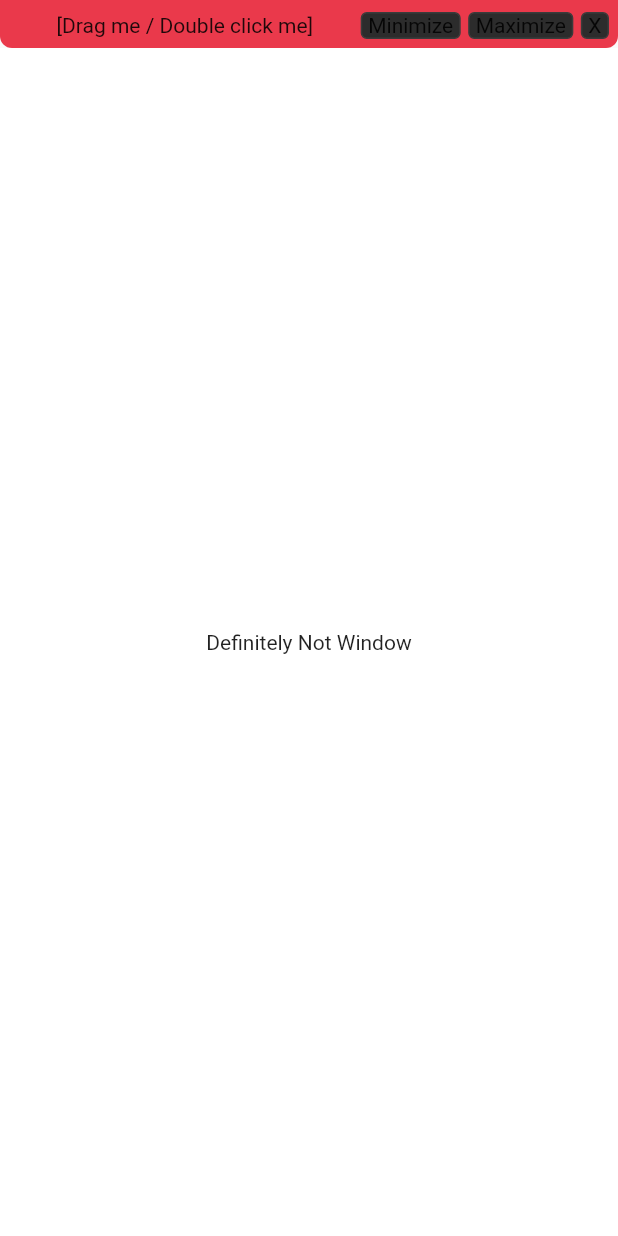
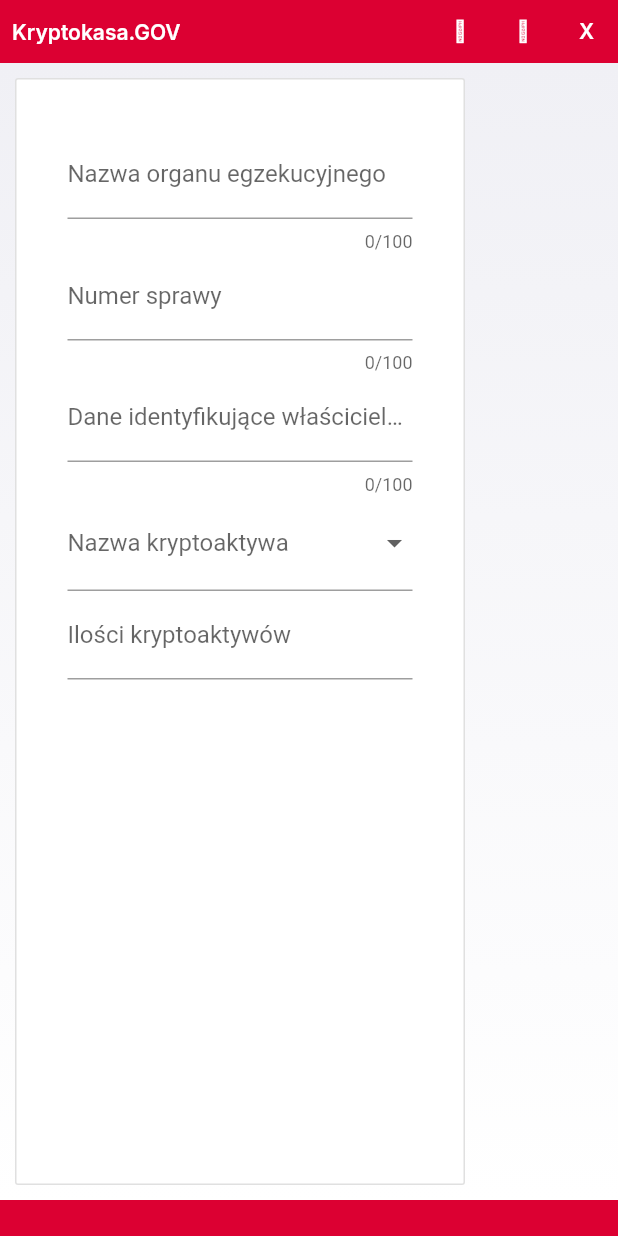
Before and after one commit to CleverLord/HackYeah2023, a Flutter app: the screen it shows after launch, on a phone screen of 412 x 824 dp. Run offline on Flutter 3.47's test engine with Material 2 defaults, Android fonts, the light colour scheme and no system bars; our stand-ins replace google_fonts; missing offline and left inert: definitely_not_window.

Commit message:
google fonts and main updated

```diff
--- a/kryptokasa/lib/main.dart
+++ b/kryptokasa/lib/main.dart
@@ -1,5 +1,6 @@
 import 'package:definitely_not_window/definitely_not_window.dart';
 import 'package:flutter/material.dart';
+import 'package:google_fonts/google_fonts.dart';
 
 void main() {
   //ensure windowo initialised
@@ -39,58 +40,151 @@ class _MyHomePageState extends State<MyHomePage> {
     return Scaffold(
       body: Center(
         child: Column(
-          mainAxisAlignment: MainAxisAlignment.start,
           children: [
-            Container(
-              width: double.infinity,
-              height: 32,
+            const Headbar(),
+            Expanded(
+              child: Container(
                 decoration: const BoxDecoration(
-                color: Color.fromARGB(255, 234, 57, 75),
-//round bottom border to match top
-                borderRadius: BorderRadius.only(
-                  bottomLeft: Radius.circular(8),
-                  bottomRight: Radius.circular(8),
+                  gradient: LinearGradient(
+                    colors: [Color.fromARGB(255, 240, 240, 245), Color.fromARGB(255, 255, 255, 255)],
+                    begin: Alignment.topCenter,
+                    end: Alignment.bottomCenter,
+                  ),
+                ),
+                child: Stack(
+                  alignment: Alignment.centerLeft,
+                  children: [
+                    Positioned(
+                      top: 10.0,
+                      bottom: 10.0,
+                      left: 10.0,
+                      child: Container(
+                        padding: const EdgeInsets.all(10.0),
+                        width: 300, // Adjust the width as needed
+                        decoration: BoxDecoration(
+                          color: Colors.white,
+                          border: Border.all(
+                            color: Colors.black12,
+                            width: 1.0,
+                          ),
+                          borderRadius: const BorderRadius.all(
+                            Radius.circular(2.0),
                           ),
                         ),
                         child: Padding(
-                padding: const EdgeInsets.only(
-                  top: 8.0,
-                  left: 6.0,
-                  right: 6.0,
-                  bottom: 6.0,
+                          padding: const EdgeInsets.all(24.0),
+                          child: Column(
+                            children: [
+                              TextFormField(
+                                decoration: const InputDecoration(
+                                  labelText: 'Nazwa organu egzekucyjnego',
                                 ),
-                child: Row(
-                  children: [
-                    Expanded(
-                      child: GestureDetector(
-                        onPanStart: ((details) {
-                          window.drag();
-                        }),
-                        onDoubleTap: () {
-                          window.toggle();
+                                maxLength: 100, // limit znaków do 100
+                              ),
+                              TextFormField(
+                                decoration: const InputDecoration(
+                                  labelText: 'Numer sprawy',
+                                ),
+                                maxLength: 100,
+                              ),
+                              TextFormField(
+                                decoration: const InputDecoration(
+                                  labelText: 'Dane identyfikujące właściciela kryptoaktywa',
+                                ),
+                                maxLength: 100,
+                              ),
+                              DropdownButtonFormField(
+                                decoration: const InputDecoration(
+                                  labelText: 'Nazwa kryptoaktywa',
+                                ),
+                                items: const [
+                                  DropdownMenuItem(
+                                    value: 'Bitcoin',
+                                    child: Text('Bitcoin'),
+                                  ),
+                                  DropdownMenuItem(
+                                    value: 'Ethereum',
+                                    child: Text('Ethereum'),
+                                  ),
+                                  // dodaj inne opcje według potrzeb
+                                ],
+                                onChanged: (value) {
+                                  // zaktualizuj stan na wybraną wartość
                                 },
-                        child: const Center(
-                          child: Text(
-                            "[Drag me / Double click me]",
+                              ),
+                              TextFormField(
+                                decoration: const InputDecoration(
+                                  labelText: 'Ilości kryptoaktywów',
+                                ),
+                                keyboardType: TextInputType.number,
+                              ),
+                              // Dodaj więcej pól według potrzeb
+                            ],
                           ),
                         ),
                       ),
                     ),
+                  ],
+                ),
+              ),
+            ),
+            Container(
+              width: double.infinity,
+              height: 24,
+              decoration: const BoxDecoration(
+                color: Color.fromARGB(255, 220, 0, 50),
+              ),
+            ),
+          ],
+        ),
+      ),
+    );
+  }
+}
+
+class Headbar extends StatefulWidget {
+  const Headbar({
+    super.key,
+  });
+
+  @override
+  State<Headbar> createState() => _HeadbarState();
+}
+
+class _HeadbarState extends State<Headbar> {
+  @override
+  Widget build(BuildContext context) {
+    return Container(
+      width: double.infinity,
+      height: 42,
+      decoration: const BoxDecoration(
+        color: Color.fromARGB(255, 220, 0, 50),
+      ),
+      child: Row(
+        children: [
+          padding(8),
+          Text(
+            "Kryptokasa.GOV",
+            style: GoogleFonts.inter(
+              color: Colors.white,
+              fontWeight: FontWeight.w600,
+              fontSize: 14,
+            ),
+          ),
+          Expanded(child: Container()),
           WinBarButton(
-                      "Minimize",
+            "🗕",
             action: () {
               window.minimize();
             },
           ),
-                    padding(5),
           WinBarButton(
-                      window.isMaximized ? "Restore" : "Maximize",
+            window.isMaximized ? "🗕" : "🗖",
             action: () {
               window.toggle();
               setState(() {});
             },
           ),
-                    padding(5),
           WinBarButton(
             "X",
             action: () {
@@ -98,21 +192,6 @@ class _MyHomePageState extends State<MyHomePage> {
             },
           ),
         ],
-                ),
-              ),
-            ),
-            Expanded(
-              child: Container(
-                color: const Color.fromARGB(255, 255, 255, 255),
-                child: const Center(
-                  child: Text(
-                    "Definitely Not Window",
-                  ),
-                ),
-              ),
-            ),
-          ],
-        ),
       ),
     );
   }
@@ -165,18 +244,14 @@ class _WinBarButtonState extends State<WinBarButton> {
         }),
         child: AnimatedContainer(
           duration: const Duration(milliseconds: 100),
-          width: null,
-          height: double.infinity,
+          width: 42,
+          height: 42,
           decoration: BoxDecoration(
             color: _hover
                 ? _down
-                    ? const Color.fromARGB(255, 80, 80, 80)
-                    : const Color.fromARGB(255, 59, 59, 59)
-                : const Color.fromARGB(255, 44, 44, 44),
-            borderRadius: BorderRadius.circular(4),
-            border: Border.all(
-              color: const Color.fromARGB(255, 59, 59, 59),
-            ),
+                    ? const Color.fromARGB(255, 245, 216, 223)
+                    : const Color.fromARGB(255, 244, 72, 112)
+                : const Color.fromARGB(255, 220, 0, 50),
           ),
           child: Padding(
             padding: const EdgeInsets.symmetric(horizontal: 4.0),
@@ -185,6 +260,11 @@ class _WinBarButtonState extends State<WinBarButton> {
                 padding: const EdgeInsets.only(bottom: 1.0),
                 child: Text(
                   widget.data,
+                  style: GoogleFonts.inter(
+                    color: Colors.white,
+                    fontWeight: FontWeight.w600,
+                    fontSize: 14,
+                  ),
                 ),
               ),
             ),
--- a/kryptokasa/pubspec.yaml
+++ b/kryptokasa/pubspec.yaml
@@ -35,6 +35,7 @@ dependencies:
   cupertino_icons: ^1.0.2
   html: ^0.15.4
   http: ^1.1.0
+  google_fonts: ^6.1.0
 
 dev_dependencies:
   flutter_test:
```
Also changed, not shown: kryptokasa/pubspec.lock. Lines whose indentation alone changed are shown as unchanged.
